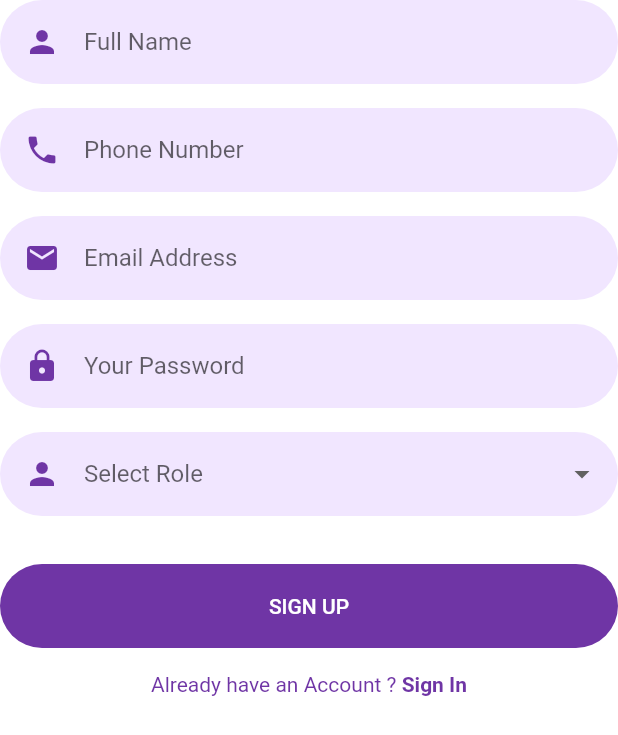
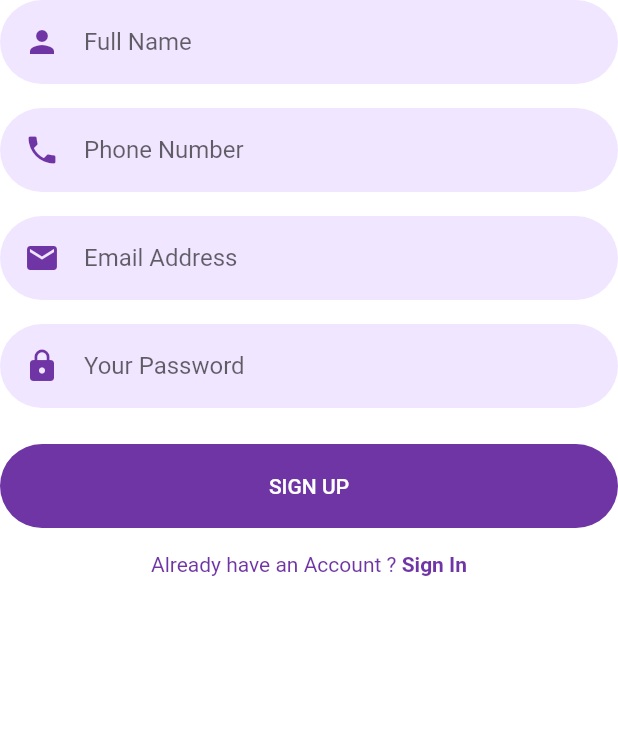
Before and after one commit to Md-Sifatullah617/capstone_project, a Flutter app: the SignUpForm widget shown alone on an empty page, opened directly, on a phone screen of 412 x 824 dp. Shown: the top 735 px of the screen. Run offline on Flutter 3.47's test engine with Material 2 defaults, Android fonts, the light colour scheme and no system bars; our stand-ins replace cloud_firestore, firebase_auth, firebase_core, flutter_svg; accounts and stored records are empty; network calls fail.

Commit message:
Revert "role field added"
This reverts commit c677794973b4e7f647bb5283153893c14e8920bc.

```diff
--- a/lib/Authentication/auth_services.dart
+++ b/lib/Authentication/auth_services.dart
@@ -3,15 +3,15 @@ import 'package:firebase_auth/firebase_auth.dart';
 import 'package:flutter/material.dart';
 
 class AuthServices {
-  signupUser(String name, String phone, String email, String password,
-      String role, context) async {
+   signupUser(
+      String name, String phone, String email, String password, context) async {
     try {
       UserCredential userCredential = await FirebaseAuth.instance
           .createUserWithEmailAndPassword(email: email, password: password);
       await FirebaseAuth.instance.currentUser!.updateDisplayName(name);
       await FirebaseAuth.instance.currentUser!.updateEmail(email);
       await FirestoreServices.saveUserdata(
-          name, email, phone, role, userCredential.user!.uid);
+          name, email, userCredential.user!.uid);
       print("Registration Successfull");
       ScaffoldMessenger.of(context).showSnackBar(const SnackBar(
         content: Text("Registration Successfull"),
@@ -36,11 +36,11 @@ class AuthServices {
     }
   }
 
-  signinUser(String email, String password, context) async {
+   signinUser(String email, String password, context) async {
     try {
       final UserCredential userCredential = await FirebaseAuth.instance
           .signInWithEmailAndPassword(email: email, password: password);
-      return userCredential;
+          return userCredential;
     } on FirebaseAuthException catch (error) {
       if (error.code == "user-not-found") {
         print("No user found with this email.");
@@ -64,10 +64,10 @@ class AuthServices {
 }
 
 class FirestoreServices {
-  static saveUserdata(String name, email, phone, role, uid) async {
+  static saveUserdata(String name, email, uid) async {
     await FirebaseFirestore.instance
         .collection("users")
         .doc(uid)
-        .set({"email": email, "name": name, "phone": phone, "role": role});
+        .set({"email": email, "name": name});
   }
 }
--- a/lib/Screens/Signup/components/signup_form.dart
+++ b/lib/Screens/Signup/components/signup_form.dart
@@ -22,12 +22,11 @@ class _SignUpFormState extends State<SignUpForm> {
   String emailAddress = "";
 
   String password = "";
-  String? role;
 
   onSubmitted() async {
-    print("$fullName $phoneNumber $emailAddress $password $role");
-    await AuthServices().signupUser(fullName, phoneNumber, emailAddress,
-        password, role.toString(), context);
+    print("$fullName $phoneNumber $emailAddress $password");
+    await AuthServices()
+        .signupUser(fullName, phoneNumber, emailAddress, password, context);
   }
 
   @override
@@ -78,33 +77,7 @@ class _SignUpFormState extends State<SignUpForm> {
                   });
                 }),
           ),
-          //create a dropdown field for role
-          DropdownButtonFormField(
-            decoration: const InputDecoration(
-              hintText: "Select Role",
-              prefixIcon: Padding(
-                padding: EdgeInsets.all(defaultPadding),
-                child: Icon(Icons.person),
-              ),
-            ),
-            value: role,
-            onChanged: (value) {
-              setState(() {
-                role = value.toString();
-              });
-            },
-            items: const [
-              DropdownMenuItem(
-                value: "NGO",
-                child: Text("NGO"),
-              ),
-              DropdownMenuItem(
-                value: "Donor",
-                child: Text("Donor"),
-              ),
-            ],
-          ),
-          const SizedBox(height: defaultPadding*2),
+          const SizedBox(height: defaultPadding / 2),
           ElevatedButton(
             onPressed: () {
               onSubmitted();
--- a/lib/Screens/Signup/signup_screen.dart
+++ b/lib/Screens/Signup/signup_screen.dart
@@ -58,6 +58,7 @@ class MobileSignupScreen extends StatelessWidget {
             Spacer(),
           ],
         ),
+        SocalSignUp()
       ],
     );
   }
```
